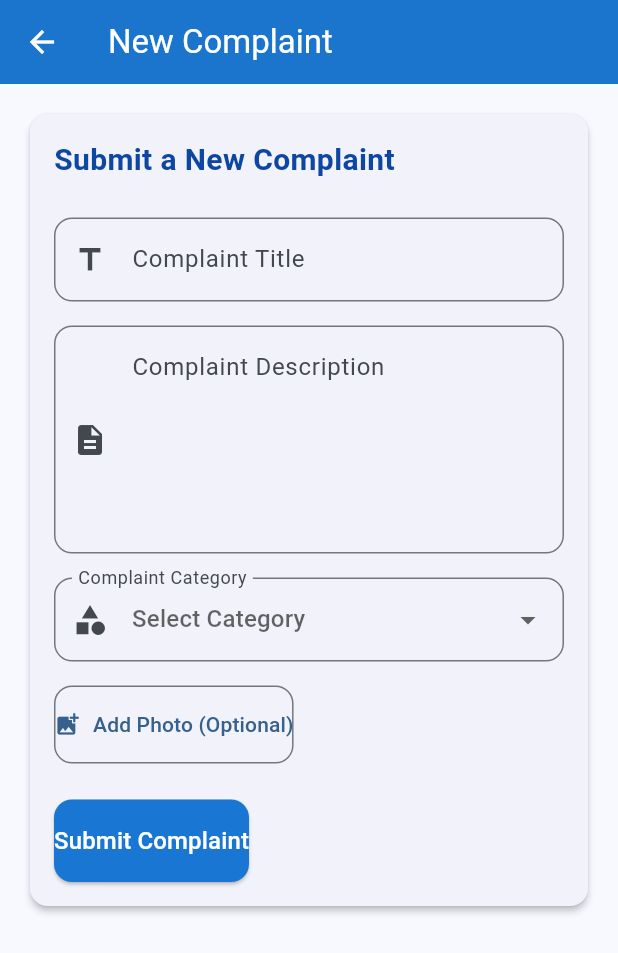
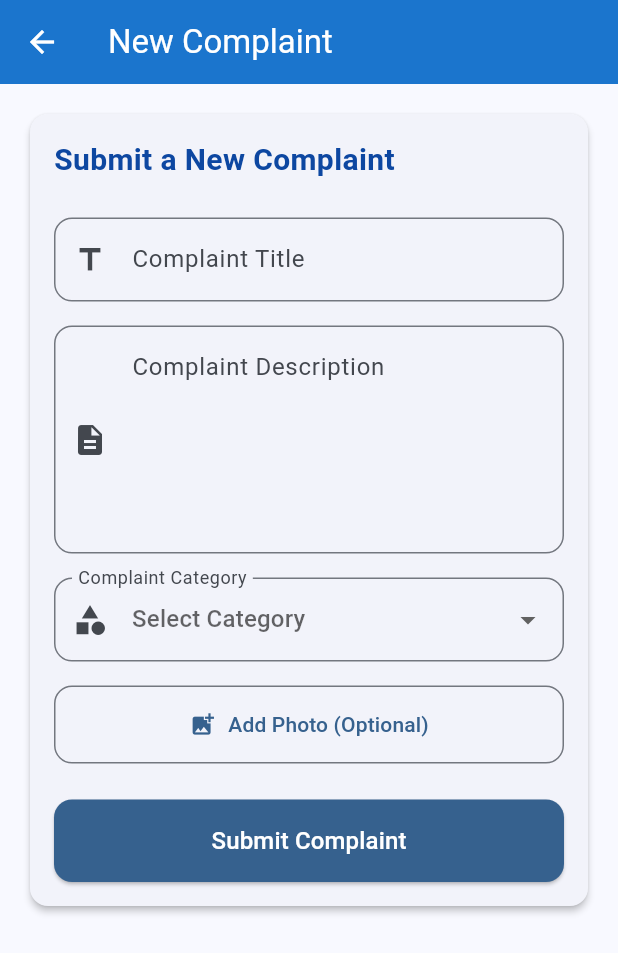
Before and after one commit to Thanu10ekoon/CoRe_Test, a Flutter app: the NewComplaintScreen screen opened by its route, on a phone screen of 412 x 824 dp. Shown: the top 953 px of the screen. Run offline on Flutter 3.47's test engine with Material 3 defaults, Android fonts, the phone set to English and light mode, and no system bars; our stand-ins replace image_picker, shared_preferences; accounts and stored records are empty; network calls fail; project files that could hold a hidden picture were left out.

Commit message:
Updated  the Complaint Adding  Screen

```diff
--- a/complaint-management/mobile/lib/screens/new_complaint_screen.dart
+++ b/complaint-management/mobile/lib/screens/new_complaint_screen.dart
@@ -261,14 +261,19 @@ class _NewComplaintScreenState extends State<NewComplaintScreen> {
                           },
                         ),
                         const SizedBox(height: 16),
-                        OutlinedButton.icon(
+                        SizedBox(
+                          width: double.infinity,
+                          child: OutlinedButton.icon(
                             onPressed: _showImageSourceDialog,
                             icon: const Icon(Icons.add_photo_alternate),
                             label: const Text('Add Photo (Optional)'),
                             style: OutlinedButton.styleFrom(
-                            padding: const EdgeInsets.symmetric(vertical: 16),
+                              padding:
+                                  const EdgeInsets.symmetric(vertical: 16),
                               shape: RoundedRectangleBorder(
                                 borderRadius: BorderRadius.circular(12),
+                              ),
+                              minimumSize: const Size.fromHeight(48),
                             ),
                           ),
                         ),
@@ -305,15 +310,21 @@ class _NewComplaintScreenState extends State<NewComplaintScreen> {
                           ),
                         ],
                         const SizedBox(height: 24),
-                        ElevatedButton(
+                        SizedBox(
+                          width: double.infinity,
+                          child: ElevatedButton(
                             onPressed: _isLoading ? null : _submitComplaint,
                             style: ElevatedButton.styleFrom(
-                            backgroundColor: Colors.blue[700],
-                            foregroundColor: Colors.white,
-                            padding: const EdgeInsets.symmetric(vertical: 16),
+                              backgroundColor:
+                                  Theme.of(context).colorScheme.primary,
+                              foregroundColor:
+                                  Theme.of(context).colorScheme.onPrimary,
+                              padding:
+                                  const EdgeInsets.symmetric(vertical: 16),
                               shape: RoundedRectangleBorder(
                                 borderRadius: BorderRadius.circular(12),
                               ),
+                              minimumSize: const Size.fromHeight(48),
                             ),
                             child: _isLoading
                                 ? const SizedBox(
@@ -321,7 +332,8 @@ class _NewComplaintScreenState extends State<NewComplaintScreen> {
                                     width: 20,
                                     child: CircularProgressIndicator(
                                       strokeWidth: 2,
-                                    valueColor: AlwaysStoppedAnimation<Color>(
+                                      valueColor:
+                                          AlwaysStoppedAnimation<Color>(
                                         Colors.white,
                                       ),
                                     ),
@@ -329,6 +341,7 @@ class _NewComplaintScreenState extends State<NewComplaintScreen> {
                                 : const Text(
                                     'Submit Complaint',
                                     style: TextStyle(fontSize: 16),
+                                  ),
                           ),
                         ),
                       ],
```
Lines whose indentation alone changed are shown as unchanged.
